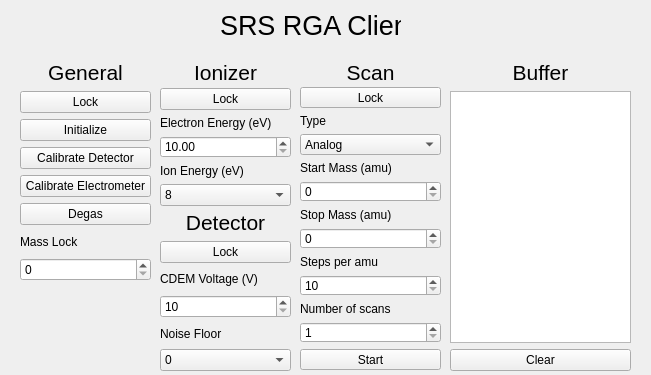
EGGS-Experiment/EGGS_labrad, file lib/clients/cryovac_clients/RGA_gui.ui: the form before one commit.
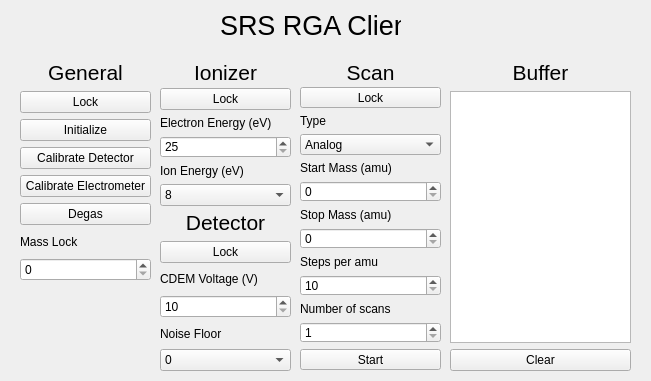
The form after the commit. Custom widgets are drawn as their Qt base class.

The edit to the form file:
```diff
--- a/lib/clients/cryovac_clients/RGA_gui.ui
+++ b/lib/clients/cryovac_clients/RGA_gui.ui
@@ -7,7 +7,7 @@
     <x>0</x>
     <y>0</y>
     <width>651</width>
-    <height>375</height>
+    <height>381</height>
    </rect>
   </property>
   <property name="sizePolicy">
@@ -371,11 +371,14 @@
     </item>
     <item row="4" column="0">
      <widget class="QDoubleSpinBox" name="ionizer_ee">
+      <property name="decimals">
+       <number>0</number>
+      </property>
       <property name="minimum">
-       <double>10.000000000000000</double>
+       <double>25.000000000000000</double>
       </property>
       <property name="maximum">
-       <double>35.000000000000000</double>
+       <double>105.000000000000000</double>
       </property>
       <property name="singleStep">
        <double>0.100000000000000</double>
```
Left out of the diff: 2 changed lines with no effect on the pictures.
